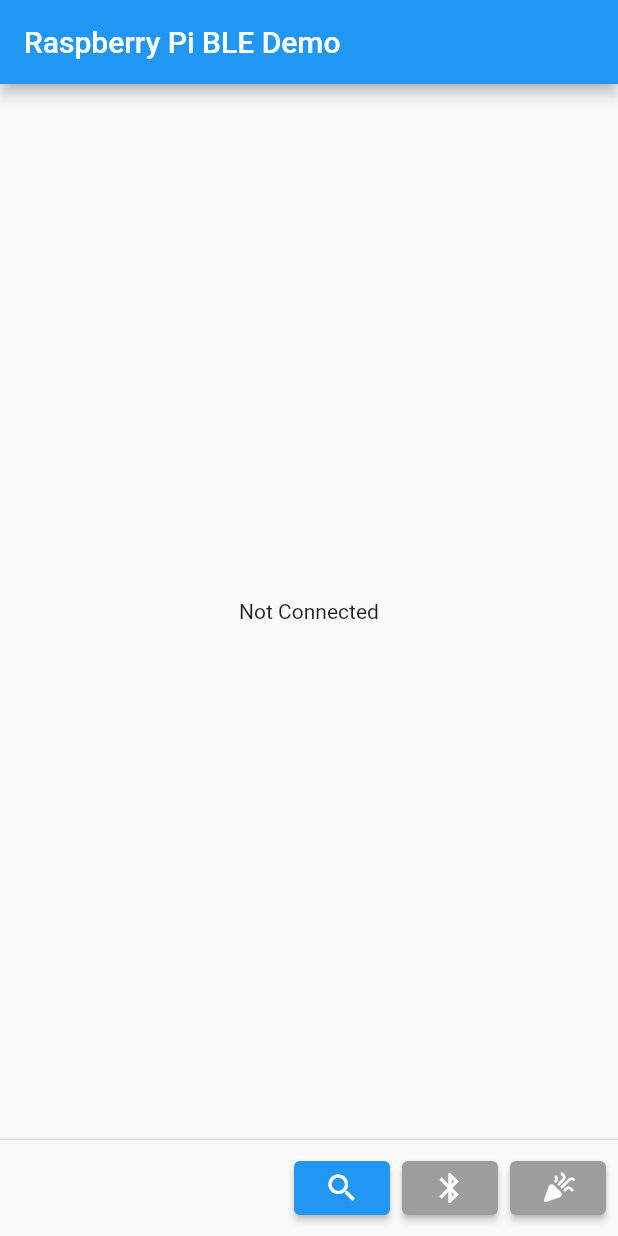
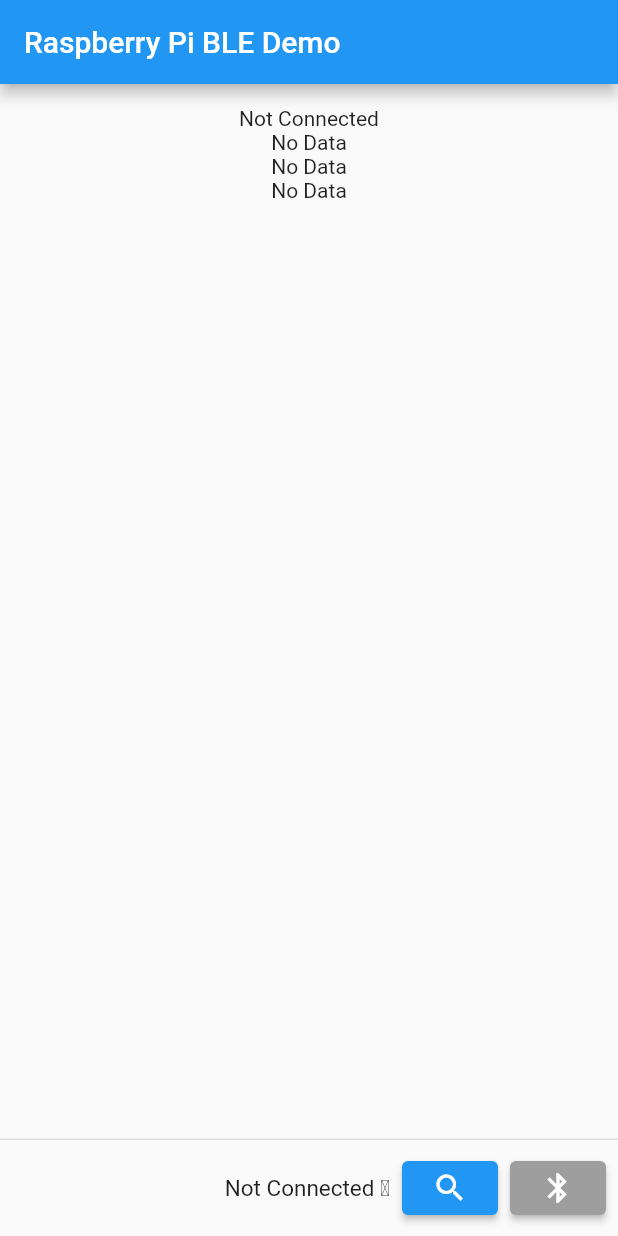
Before and after one commit to gmmyung/mr6_app, a Flutter app: the screen it shows after launch, on a phone screen of 412 x 824 dp. Run offline on Flutter 3.47's test engine with Material 2 defaults, Android fonts, the phone set to English and light mode, and no system bars; our stand-ins replace fl_chart; missing offline and left inert: flutter_reactive_ble, location_permissions.

Commit message:
multiple graphs, caching

```diff
--- a/lib/main.dart
+++ b/lib/main.dart
@@ -4,6 +4,7 @@
 import 'package:flutter/material.dart';
 import 'package:flutter_reactive_ble/flutter_reactive_ble.dart';
 import 'package:location_permissions/location_permissions.dart';
+import 'package:fl_chart/fl_chart.dart';
 
 void main() {
   runApp(const MyApp());
@@ -16,49 +17,34 @@
   @override
   Widget build(BuildContext context) {
     return MaterialApp(
-      title: 'Flutter Demo',
+      title: 'mr6',
       theme: ThemeData(
-        // This is the theme of your application.
-        //
-        // Try running your application with "flutter run". You'll see the
-        // application has a blue toolbar. Then, without quitting the app, try
-        // changing the primarySwatch below to Colors.green and then invoke
-        // "hot reload" (press "r" in the console where you ran "flutter run",
-        // or simply save your changes to "hot reload" in a Flutter IDE).
-        // Notice that the counter didn't reset back to zero; the application
-        // is not restarted.
         primarySwatch: Colors.blue,
       ),
-      home: MyHomePage(title: 'Raspberry Pi BLE Demo'),
+      home: const MyHomePage(title: 'Raspberry Pi BLE Demo'),
     );
   }
 }
 
 class MyHomePage extends StatefulWidget {
-  MyHomePage({Key? key, required this.title}) : super(key: key);
-
-  // This widget is the home page of your application. It is stateful, meaning
-  // that it has a State object (defined below) that contains fields that affect
-  // how it looks.
-
-  // This class is the configuration for the state. It holds the values (in this
-  // case the title) provided by the parent (in this case the App widget) and
-  // used by the build method of the State. Fields in a Widget subclass are
-  // always marked "final".
+  const MyHomePage({Key? key, required this.title}) : super(key: key);
 
   final String title;
+
+  final int dataCacheLength = 300;
 
   @override
   State<MyHomePage> createState() => _MyHomePageState();
 }
 
 class _MyHomePageState extends State<MyHomePage> {
-  int _counter = 0;
   bool _foundDeviceWaitingToConnect = false;
   bool _scanStarted = false;
   bool _connected = false;
   String _serviceRead = '';
+  List<FlSpot> _tempData = [];
   late DiscoveredDevice _ubiqueDevice;
+  late StreamSubscription<List<int>> subscribeStream;
   final flutterReactiveBle = FlutterReactiveBle();
   late StreamSubscription<DiscoveredDevice> _scanStream;
   late QualifiedCharacteristic _rxCharacteristic;
@@ -85,7 +71,6 @@
           flutterReactiveBle.scanForDevices(withServices: []).listen((device) {
         // Change this string to what you defined in Zephyr
         if (device.name == 'Thermometer') {
-          print('Connected!');
           setState(() {
             _ubiqueDevice = device;
             _foundDeviceWaitingToConnect = true;
@@ -113,12 +98,19 @@
                 serviceId: serviceUuid,
                 characteristicId: characteristicUuid,
                 deviceId: event.deviceId);
-            flutterReactiveBle
+            subscribeStream = flutterReactiveBle
                 .subscribeToCharacteristic(_rxCharacteristic)
                 .listen((data) {
-              print(String.fromCharCodes(data));
               setState(() {
-                _serviceRead = String.fromCharCodes(data);
+                String readString = String.fromCharCodes(data);
+                _serviceRead = readString;
+                double temp = double.parse(readString.split(' ')[0]);
+                _tempData.add(FlSpot(
+                    _tempData.isEmpty ? 0.0 : _tempData.last.x + 1, temp));
+                if (_tempData.length > widget.dataCacheLength * 2) {
+                  _tempData.removeRange(
+                      0, _tempData.length - widget.dataCacheLength);
+                }
               });
             }, onError: (err) {});
             setState(() {
@@ -137,27 +129,24 @@
     });
   }
 
-  void _incrementCounter() {
+  void _endConnection() {
+    print("disconnect pressed");
+    subscribeStream.cancel();
     setState(() {
-      // This call to setState tells the Flutter framework that something has
-      // changed in this State, which causes it to rerun the build method below
-      // so that the display can reflect the updated values. If we changed
-      // _counter without calling setState(), then the build method would not be
-      // called again, and so nothing would appear to happen.
-      _counter++;
+      _connected = false;
+      _scanStarted = false;
+      _foundDeviceWaitingToConnect = false;
+      _tempData = [];
     });
   }
 
   @override
   Widget build(BuildContext context) {
-    // This method is rerun every time setState is called, for instance as done
-    // by the _incrementCounter method above.
-    //
-    // The Flutter framework has been optimized to make rerunning build methods
-    // fast, so that you can just rebuild anything that needs updating rather
-    // than having to individually change instances of widgets.
     return Scaffold(
       persistentFooterButtons: [
+        _connected
+            ? const Text("Connected 👍", style: TextStyle(fontSize: 15))
+            : const Text("Not Connected 🥲", style: TextStyle(fontSize: 15)),
         _scanStarted
             ? ElevatedButton(
                 style: ElevatedButton.styleFrom(
@@ -175,52 +164,84 @@
                     primary: Colors.blue, onPrimary: Colors.white),
                 onPressed: _connectToDevice,
                 child: const Icon(Icons.bluetooth))
-            : ElevatedButton(
-                style: ElevatedButton.styleFrom(
-                    primary: Colors.grey, onPrimary: Colors.white),
-                onPressed: () {},
-                child: const Icon(Icons.bluetooth)),
-        _connected
-            ? ElevatedButton(
-                style: ElevatedButton.styleFrom(
-                    primary: Colors.blue, onPrimary: Colors.white),
-                onPressed: () {},
-                child: const Icon(Icons.celebration_rounded))
-            : ElevatedButton(
-                style: ElevatedButton.styleFrom(
-                    primary: Colors.grey, onPrimary: Colors.white),
-                onPressed: () {},
-                child: const Icon(Icons.celebration_rounded)),
+            : _connected
+                ? ElevatedButton(
+                    style: ElevatedButton.styleFrom(
+                        primary: Colors.blue, onPrimary: Colors.white),
+                    onPressed: _endConnection,
+                    child: const Icon(Icons.stop_rounded))
+                : ElevatedButton(
+                    style: ElevatedButton.styleFrom(
+                        primary: Colors.grey, onPrimary: Colors.white),
+                    onPressed: () {},
+                    child: const Icon(Icons.bluetooth)),
       ],
       appBar: AppBar(
-        // Here we take the value from the MyHomePage object that was created by
-        // the App.build method, and use it to set our appbar title.
         title: Text(widget.title),
       ),
       body: Center(
-        // Center is a layout widget. It takes a single child and positions it
-        // in the middle of the parent.
-        child: Column(
-          // Column is also a layout widget. It takes a list of children and
-          // arranges them vertically. By default, it sizes itself to fit its
-          // children horizontally, and tries to be as tall as its parent.
-          //
-          // Invoke "debug painting" (press "p" in the console, choose the
-          // "Toggle Debug Paint" action from the Flutter Inspector in Android
-          // Studio, or the "Toggle Debug Paint" command in Visual Studio Code)
-          // to see the wireframe for each widget.
-          //
-          // Column has various properties to control how it sizes itself and
-          // how it positions its children. Here we use mainAxisAlignment to
-          // center the children vertically; the main axis here is the vertical
-          // axis because Columns are vertical (the cross axis would be
-          // horizontal).
-          mainAxisAlignment: MainAxisAlignment.center,
+        child: ListView(
           children: <Widget>[
-            _connected ? Text(_serviceRead) : const Text('Not Connected'),
+            Padding(
+              padding: const EdgeInsets.only(top: 15),
+              child: Center(
+                  child: _connected
+                      ? Text(_serviceRead)
+                      : const Text('Not Connected')),
+            ),
+            Center(child: RealTimeGraph(data: _tempData, range: 100)),
+            Center(child: RealTimeGraph(data: _tempData, range: 100)),
+            Center(child: RealTimeGraph(data: _tempData, range: 100))
           ],
         ),
       ),
     );
   }
 }
+
+class RealTimeGraph extends StatefulWidget {
+  const RealTimeGraph({Key? key, required this.data, required this.range})
+      : super(key: key);
+
+  final List<FlSpot> data;
+  final int range;
+
+  @override
+  State<RealTimeGraph> createState() => _RealTimeGraphState();
+}
+
+class _RealTimeGraphState extends State<RealTimeGraph> {
+  @override
+  Widget build(BuildContext context) {
+    return widget.data.isNotEmpty
+        ? Container(
+            padding: const EdgeInsets.all(3),
+            margin: const EdgeInsets.all(3),
+            height: MediaQuery.of(context).size.height * 0.2,
+            child: LineChart(
+              LineChartData(
+                  titlesData: FlTitlesData(
+                    bottomTitles:
+                        AxisTitles(sideTitles: SideTitles(showTitles: false)),
+                    rightTitles:
+                        AxisTitles(sideTitles: SideTitles(showTitles: false)),
+                    topTitles:
+                        AxisTitles(sideTitles: SideTitles(showTitles: false)),
+                  ),
+                  maxX: widget.data.last.x,
+                  minX: widget.data.last.x - widget.range,
+                  maxY: 130.0,
+                  minY: 90.0,
+                  clipData: FlClipData.all(),
+                  lineBarsData: [
+                    LineChartBarData(
+                        spots: widget.data,
+                        // spots: widget.data.length < 200
+                        //     ? widget.data
+                        //     : widget.data.sublist(widget.data.length - 200),
+                        dotData: FlDotData(show: false))
+                  ]),
+            ))
+        : const Text("No Data");
+  }
+}
--- a/pubspec.yaml
+++ b/pubspec.yaml
@@ -36,6 +36,7 @@
   cupertino_icons: ^1.0.2
   flutter_reactive_ble: ^5.0.2
   location_permissions: ^4.0.0
+  fl_chart: ^0.55.1
 
 dev_dependencies:
   flutter_test:
```
Also changed, not shown: pubspec.lock, 1 other file.
